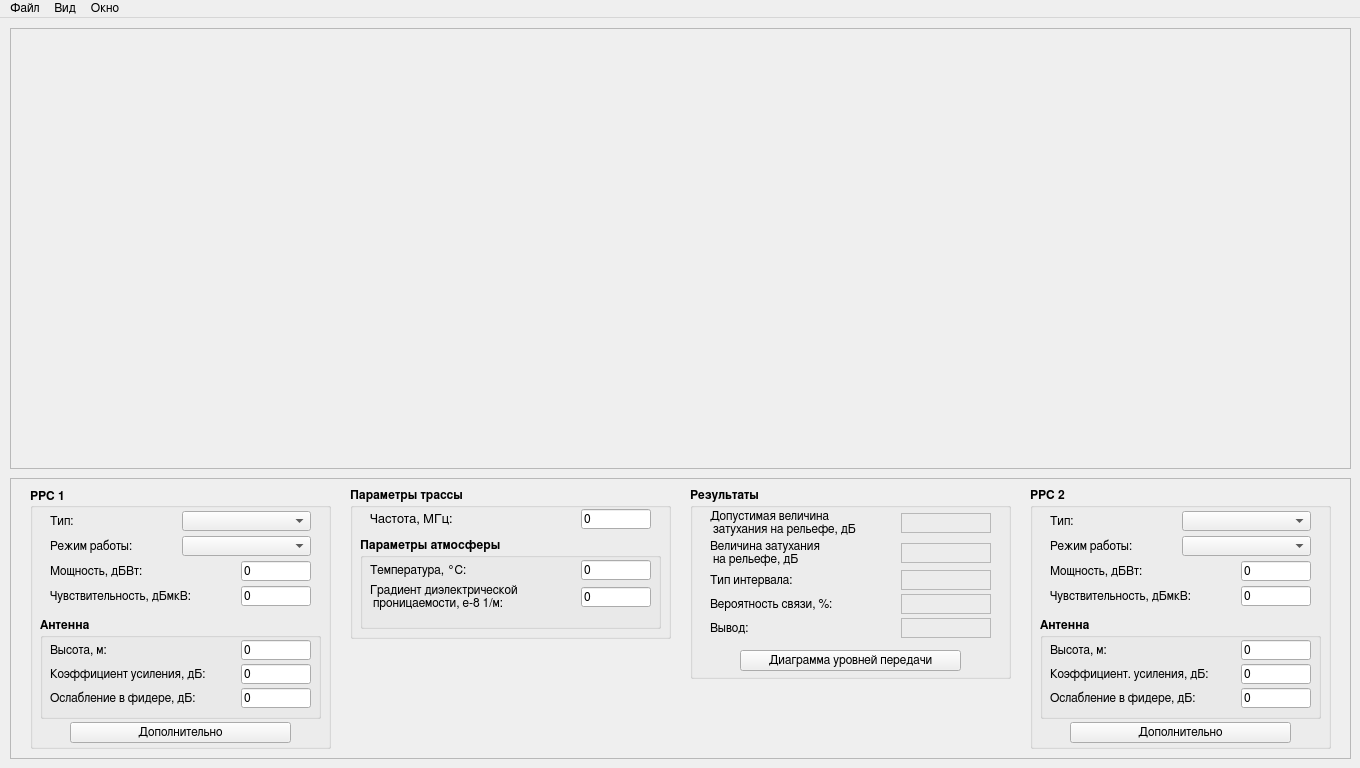
Above: src/nrrlsmainwindow.ui from shadowk1337/build-area-profile before the change. Below: the same form after it.
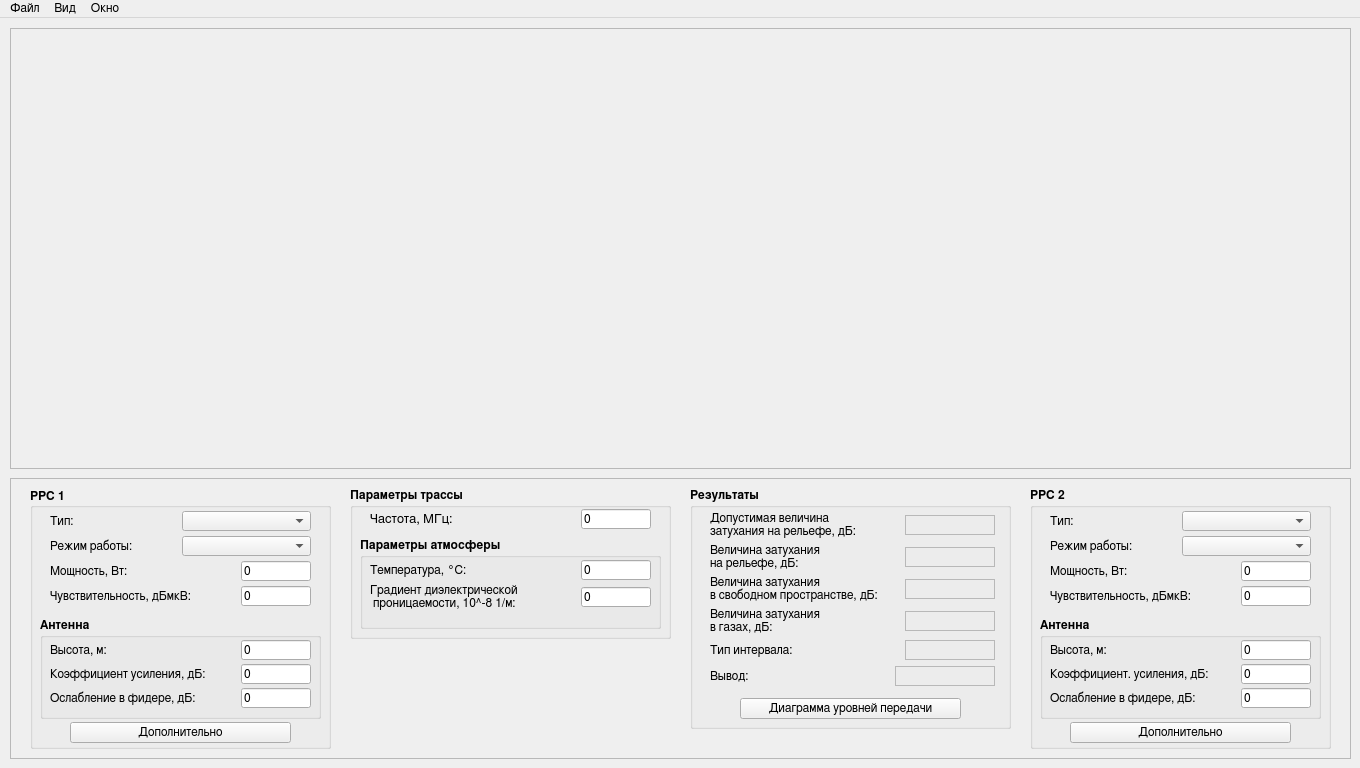
That is the form after the change. Custom widgets are drawn as their Qt base class.

Commit message: Added labels in diagram widget && fixed attentuation formules

What changed in the file:
```diff
--- a/src/nrrlsmainwindow.ui
+++ b/src/nrrlsmainwindow.ui
@@ -268,7 +268,7 @@
             </font>
            </property>
            <property name="text">
-            <string>Мощность, дБВт:</string>
+            <string>Мощность, Вт:</string>
            </property>
            <property name="alignment">
             <set>Qt::AlignLeading|Qt::AlignLeft|Qt::AlignVCenter</set>
@@ -729,7 +729,7 @@
             </font>
            </property>
            <property name="text">
-            <string>Мощность, дБВт:</string>
+            <string>Мощность, Вт:</string>
            </property>
            <property name="alignment">
             <set>Qt::AlignLeading|Qt::AlignLeft|Qt::AlignVCenter</set>
@@ -1237,7 +1237,7 @@
             </property>
             <property name="text">
              <string>Градиент диэлектрической
- проницаемости, e-8 1/м:</string>
+ проницаемости, 10^-8 1/м:</string>
             </property>
            </widget>
           </item>
@@ -1283,7 +1283,7 @@
        <x>680</x>
        <y>10</y>
        <width>321</width>
-       <height>191</height>
+       <height>241</height>
       </rect>
      </property>
      <property name="font">
@@ -1303,8 +1303,8 @@
        <rect>
         <x>20</x>
         <y>20</y>
-        <width>281</width>
-        <height>136</height>
+        <width>285</width>
+        <height>184</height>
        </rect>
       </property>
       <layout class="QVBoxLayout" name="verticalLayout_data">
@@ -1326,7 +1326,7 @@
            </property>
            <property name="text">
             <string>Допустимая величина
- затухания на рельефе, дБ</string>
+затухания на рельефе, дБ:</string>
            </property>
            <property name="alignment">
             <set>Qt::AlignLeading|Qt::AlignLeft|Qt::AlignVCenter</set>
@@ -1386,8 +1386,8 @@
             </font>
            </property>
            <property name="text">
-            <string>Величина затухания
- на рельефе, дБ</string>
+            <string>Величина затухания 
+на рельефе, дБ:</string>
            </property>
            <property name="alignment">
             <set>Qt::AlignLeading|Qt::AlignLeft|Qt::AlignVCenter</set>
@@ -1433,6 +1433,116 @@
          </item>
         </layout>
        </item>
+       <item>
+        <layout class="QHBoxLayout" name="horizontalLayout_8">
+         <item>
+          <widget class="QLabel" name="label_2">
+           <property name="font">
+            <font>
+             <family>FreeSans</family>
+             <pointsize>9</pointsize>
+             <weight>50</weight>
+             <bold>false</bold>
+             <kerning>true</kerning>
+            </font>
+           </property>
+           <property name="text">
+            <string>Величина затухания 
+в свободном пространстве, дБ:</string>
+           </property>
+          </widget>
+         </item>
+         <item>
+          <widget class="QLabel" name="label_attenValue_3">
+           <property name="minimumSize">
+            <size>
+             <width>90</width>
+             <height>20</height>
+            </size>
+           </property>
+           <property name="maximumSize">
+            <size>
+             <width>90</width>
+             <height>20</height>
+            </size>
+           </property>
+           <property name="font">
+            <font>
+             <family>FreeSans</family>
+             <pointsize>9</pointsize>
+             <weight>50</weight>
+             <bold>false</bold>
+             <kerning>true</kerning>
+            </font>
+           </property>
+           <property name="frameShape">
+            <enum>QFrame::StyledPanel</enum>
+           </property>
+           <property name="frameShadow">
+            <enum>QFrame::Sunken</enum>
+           </property>
+           <property name="text">
+            <string/>
+           </property>
+          </widget>
+         </item>
+        </layout>
+       </item>
+       <item>
+        <layout class="QHBoxLayout" name="horizontalLayout_20">
+         <item>
+          <widget class="QLabel" name="label_3">
+           <property name="font">
+            <font>
+             <family>FreeSans</family>
+             <pointsize>9</pointsize>
+             <weight>50</weight>
+             <bold>false</bold>
+             <kerning>true</kerning>
+            </font>
+           </property>
+           <property name="text">
+            <string>Величина затухания
+в газах, дБ:</string>
+           </property>
+          </widget>
+         </item>
+         <item>
+          <widget class="QLabel" name="label_attenValue_4">
+           <property name="minimumSize">
+            <size>
+             <width>90</width>
+             <height>20</height>
+            </size>
+           </property>
+           <property name="maximumSize">
+            <size>
+             <width>90</width>
+             <height>20</height>
+            </size>
+           </property>
+           <property name="font">
+            <font>
+             <family>FreeSans</family>
+             <pointsize>9</pointsize>
+             <weight>50</weight>
+             <bold>false</bold>
+             <kerning>true</kerning>
+            </font>
+           </property>
+           <property name="frameShape">
+            <enum>QFrame::StyledPanel</enum>
+           </property>
+           <property name="frameShadow">
+            <enum>QFrame::Sunken</enum>
+           </property>
+           <property name="text">
+            <string/>
+           </property>
+          </widget>
+         </item>
+        </layout>
+       </item>
        <item>
         <layout class="QHBoxLayout" name="horizontalLayout_7">
          <item>
@@ -1496,69 +1606,6 @@
          </item>
         </layout>
        </item>
-       <item>
-        <layout class="QHBoxLayout" name="horizontalLayout_8">
-         <item>
-          <widget class="QLabel" name="label_connProbability">
-           <property name="font">
-            <font>
-             <family>FreeSans</family>
-             <pointsize>9</pointsize>
-             <weight>50</weight>
-             <bold>false</bold>
-             <kerning>true</kerning>
-            </font>
-           </property>
-           <property name="text">
-            <string>Вероятность связи, %:</string>
-           </property>
-          </widget>
-         </item>
-         <item>
-          <widget class="QLabel" name="label_connProbabilityValue">
-           <property name="sizePolicy">
-            <sizepolicy hsizetype="Expanding" vsizetype="Fixed">
-             <horstretch>0</horstretch>
-             <verstretch>20</verstretch>
-            </sizepolicy>
-           </property>
-           <property name="minimumSize">
-            <size>
-             <width>0</width>
-             <height>20</height>
-            </size>
-           </property>
-           <property name="maximumSize">
-            <size>
-             <width>90</width>
-             <height>20</height>
-            </size>
-           </property>
-           <property name="font">
-            <font>
-             <family>FreeSans</family>
-             <pointsize>9</pointsize>
-             <weight>50</weight>
-             <bold>false</bold>
-             <kerning>true</kerning>
-            </font>
-           </property>
-           <property name="frameShape">
-            <enum>QFrame::StyledPanel</enum>
-           </property>
-           <property name="frameShadow">
-            <enum>QFrame::Sunken</enum>
-           </property>
-           <property name="text">
-            <string/>
-           </property>
-           <property name="alignment">
-            <set>Qt::AlignLeading|Qt::AlignLeft|Qt::AlignVCenter</set>
-           </property>
-          </widget>
-         </item>
-        </layout>
-       </item>
        <item>
         <layout class="QHBoxLayout" name="horizontalLayout_9">
          <item>
@@ -1593,7 +1640,7 @@
            </property>
            <property name="maximumSize">
             <size>
-             <width>90</width>
+             <width>100</width>
              <height>20</height>
             </size>
            </property>
@@ -1601,9 +1648,9 @@
             <font>
              <family>FreeSans</family>
              <pointsize>9</pointsize>
-             <weight>50</weight>
+             <weight>75</weight>
              <italic>false</italic>
-             <bold>false</bold>
+             <bold>true</bold>
              <kerning>true</kerning>
             </font>
            </property>
@@ -1629,7 +1676,7 @@
       <property name="geometry">
        <rect>
         <x>50</x>
-        <y>162</y>
+        <y>210</y>
         <width>221</width>
         <height>21</height>
        </rect>
```
Left out of the diff: 6 changed lines with no effect on the pictures. The commit also changes 9 other files.
